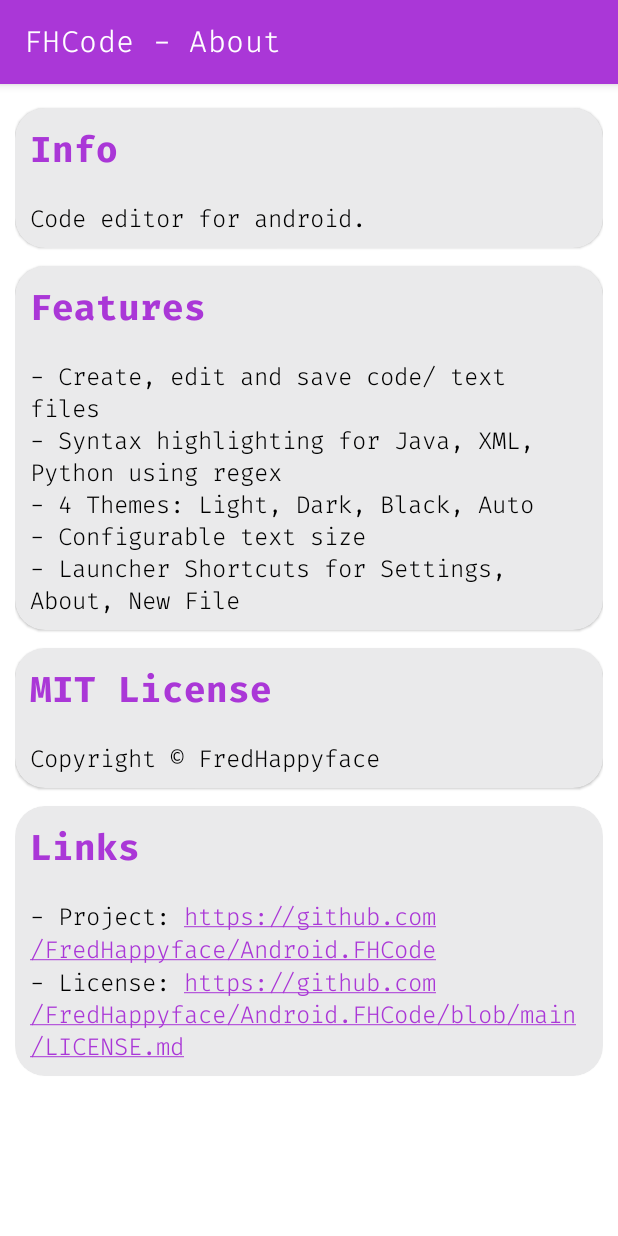
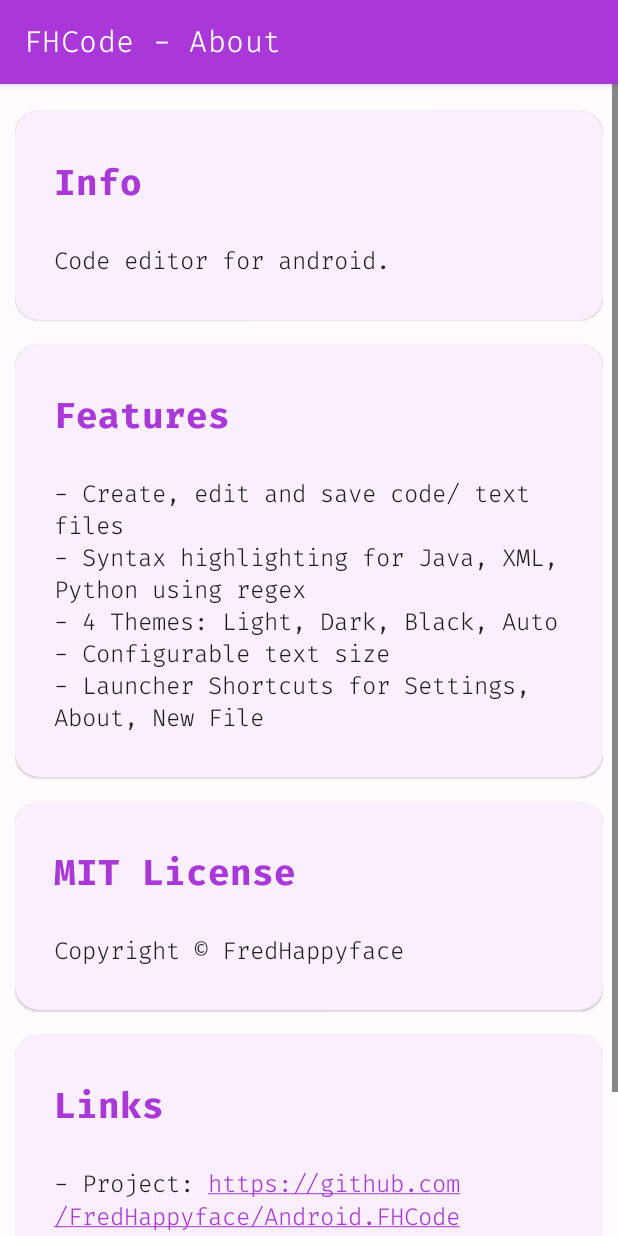
Before and after one commit to FredHappyface/Android.FHCode, an Android app: the ActivityAbout screen opened directly, with no data from a screen before it, on a phone screen of 412 x 824 dp. Run offline under Robolectric (Android 15) with nearby library versions, the light colour scheme and no system bars.

Commit message:
update theming to material design 2.5

```diff
--- a/app/src/main/java/com/fredhappyface/fhcode/ActivitySettings.kt
+++ b/app/src/main/java/com/fredhappyface/fhcode/ActivitySettings.kt
@@ -27,7 +27,7 @@ class ActivitySettings : ActivityThemable() {
 			sharedPreferences.getInt("theme", 3)
 		) as MaterialCardView
 		cardView.strokeWidth = (3 * applicationContext.resources.displayMetrics.density).toInt()
-		cardView.strokeColor = resources.getColor(R.color.magenta, theme)
+		cardView.strokeColor = resources.getColor(R.color.accent, theme)
 		// Text save
 		val textSlider = findViewById<Slider>(R.id.slider)
 		textSlider.addOnChangeListener(Slider.OnChangeListener { _, value, _ ->
--- a/app/src/main/res/layout/activity_about.xml
+++ b/app/src/main/res/layout/activity_about.xml
@@ -1,11 +1,9 @@
 <?xml version="1.0" encoding="utf-8"?>
-<com.google.android.material.circularreveal.coordinatorlayout.CircularRevealCoordinatorLayout xmlns:android="http://schemas.android.com/apk/res/android"
+<androidx.coordinatorlayout.widget.CoordinatorLayout xmlns:android="http://schemas.android.com/apk/res/android"
 	xmlns:tools="http://schemas.android.com/tools"
 	android:layout_width="match_parent"
 	android:layout_height="match_parent"
-	android:fitsSystemWindows="true"
-	android:theme="@style/AppTheme"
-	tools:context=".ActivityAbout">
+	android:theme="@style/AppTheme">
 
 	<ScrollView
 		android:layout_width="match_parent"
@@ -19,7 +17,7 @@
 			<com.google.android.material.card.MaterialCardView style="@style/card">
 
 				<LinearLayout
-					style="@style/widthMatchHeightWrap"
+					style="@style/cardchild"
 					android:orientation="vertical">
 
 					<TextView
@@ -35,7 +33,7 @@
 			<com.google.android.material.card.MaterialCardView style="@style/card">
 
 				<LinearLayout
-					style="@style/widthMatchHeightWrap"
+					style="@style/cardchild"
 					android:orientation="vertical">
 
 					<TextView
@@ -51,7 +49,7 @@
 			<com.google.android.material.card.MaterialCardView style="@style/card">
 
 				<LinearLayout
-					style="@style/widthMatchHeightWrap"
+					style="@style/cardchild"
 					android:orientation="vertical">
 
 					<TextView
@@ -67,7 +65,7 @@
 			<com.google.android.material.card.MaterialCardView style="@style/card">
 
 				<LinearLayout
-					style="@style/widthMatchHeightWrap"
+					style="@style/cardchild"
 					android:orientation="vertical">
 
 					<TextView
@@ -83,4 +81,4 @@
 			</com.google.android.material.card.MaterialCardView>
 		</LinearLayout>
 	</ScrollView>
-</com.google.android.material.circularreveal.coordinatorlayout.CircularRevealCoordinatorLayout>
+</androidx.coordinatorlayout.widget.CoordinatorLayout>
--- a/app/src/main/res/layout/activity_settings.xml
+++ b/app/src/main/res/layout/activity_settings.xml
@@ -16,7 +16,7 @@
 		<com.google.android.material.card.MaterialCardView style="@style/card">
 
 			<LinearLayout
-				style="@style/widthMatchHeightWrap"
+				style="@style/cardchild"
 				android:orientation="vertical">
 
 				<TextView
@@ -98,7 +98,7 @@
 		<com.google.android.material.card.MaterialCardView style="@style/card">
 
 			<LinearLayout
-				style="@style/widthMatchHeightWrap"
+				style="@style/cardchild"
 				android:orientation="vertical">
 
 				<TextView
--- a/app/src/main/res/values/attrs.xml
+++ b/app/src/main/res/values/attrs.xml
@@ -6,7 +6,6 @@
 	<!-- Foreground Colours -->
 	<attr name="foregroundColorPrimary" format="reference"></attr>
 	<attr name="foregroundColorSecondary" format="reference"></attr>
-	<attr name="foregroundColorAccent" format="reference"></attr>
 	<!-- Appbar Colours -->
 	<attr name="appBarColor" format="reference"></attr>
 	<attr name="appBarTextColor" format="reference"></attr>
--- a/app/src/main/res/values/colors.xml
+++ b/app/src/main/res/values/colors.xml
@@ -1,10 +1,18 @@
 <?xml version="1.0" encoding="utf-8"?>
 <resources>
-	<color name="magenta">#ffaa37d7</color>
-	<color name="black">#FF000000</color>
-	<color name="white">#FFFFFFFF</color>
+	<color name="accent">#aa37d7</color>
+	<color name="onAccent">#FFFFFF</color>
+
+	<color name="bg1_light">#fffbff</color>
+	<color name="bg2_light">#faeffc</color>
+	<color name="fg1_light">#1e1b1e</color>
+	<color name="fg2_light">#1e1b1e</color>
+
+	<color name="bg1_dark">#1e1b1e</color>
+	<color name="bg2_dark">#282329</color>
+	<color name="fg1_dark">#e8e0e5</color>
+	<color name="fg2_dark">#e8e0e5</color>
+
+	<color name="black">#000000</color>
 	<color name="transparent">#00000000</color>
-	<color name="darkGrey">#181A1F</color>
-	<color name="grey">#282C34</color>
-	<color name="lightGrey">#EAEAEB</color>
 </resources>
--- a/app/src/main/res/values/dimens.xml
+++ b/app/src/main/res/values/dimens.xml
@@ -1,9 +1,10 @@
 <resources>
 	<dimen name="text_size_heading">24sp</dimen>
 	<dimen name="text_size_body">16sp</dimen>
-	<dimen name="content_margin">10sp</dimen>
-	<dimen name="content_margin_top">6sp</dimen>
-	<dimen name="content_margin_bottom">2sp</dimen>
-	<dimen name="zero">0sp</dimen>
-	<dimen name="corner">20sp</dimen>
+	<dimen name="content_margin">10dp</dimen>
+	<dimen name="card_margin">16dp</dimen>
+	<dimen name="content_margin_top">8dp</dimen>
+	<dimen name="content_margin_bottom">4dp</dimen>
+	<dimen name="zero">0dp</dimen>
+	<dimen name="corner">16dp</dimen>
 </resources>
--- a/app/src/main/res/values/styles.xml
+++ b/app/src/main/res/values/styles.xml
@@ -2,18 +2,18 @@
 	<!-- Base application theme. -->
 	<style name="AppTheme" parent="Theme.MaterialComponents.DayNight.DarkActionBar">
 		<!-- Primary brand color. -->
-		<item name="colorPrimaryVariant">@color/magenta</item>
-		<item name="colorOnPrimary">@color/white</item>
+		<item name="colorPrimaryVariant">@color/accent</item>
+		<item name="colorOnPrimary">@color/onAccent</item>
 		<!-- Status bar color. -->
-		<item name="android:statusBarColor" tools:targetApi="l">?attr/colorPrimaryVariant</item>
+		<item name="android:statusBarColor" >?attr/colorPrimaryVariant</item>
 		<!-- Customize your theme here. -->
-		<item name="navigationBarColor">@color/magenta</item>
-		<item name="appBarColor">@color/magenta</item>
-		<item name="appBarTextColor">@color/white</item>
+		<item name="navigationBarColor">@color/accent</item>
+		<item name="appBarColor">@color/accent</item>
+		<item name="appBarTextColor">@color/onAccent</item>
 		<item name="android:navigationBarColor">?attr/navigationBarColor</item>
 		<item name="colorPrimaryDark">?attr/navigationBarColor</item>
 		<item name="colorPrimary">?attr/appBarColor</item>
-		<item name="colorAccent">?attr/foregroundColorAccent</item>
+		<item name="colorAccent">@color/accent</item>
 		<item name="android:textColorPrimary">?attr/foregroundColorPrimary</item>
 		<item name="android:textColorSecondary">?attr/foregroundColorSecondary</item>
 		<item name="android:textColor">?attr/foregroundColorPrimary</item>
@@ -26,51 +26,56 @@
 		<item name="actionOverflowButtonStyle">@style/OverflowButtonStyle</item>
 	</style>
 
-	<style name="OverflowButtonStyle" parent="Widget.AppCompat.ActionButton.Overflow">
-		<item name="android:tint">@color/white</item>
-	</style>
-
 	<style name="DialogTheme" parent="Theme.MaterialComponents.DayNight.Dialog">
 		<item name="android:textColorPrimary">?attr/foregroundColorPrimary</item>
 		<item name="android:textColorSecondary">?attr/foregroundColorSecondary</item>
 		<item name="android:textColor">?attr/foregroundColorPrimary</item>
 		<item name="android:windowBackground">?attr/backgroundColorSecondary</item>
-		<item name="colorAccent">?attr/foregroundColorAccent</item>
+		<item name="colorAccent">@color/accent</item>
 		<!-- Set the button colour -->
-		<item name="colorPrimary">?attr/foregroundColorAccent</item>
-	</style>
-
-	<style name="AppBarBackground" parent="Widget.MaterialComponents.ActionBar.Solid">
-		<item name="android:background">?attr/appBarColor</item>
-	</style>
-
-	<style name="AppBarText" parent="ThemeOverlay.MaterialComponents.ActionBar.Surface">
-		<item name="android:textColorPrimary">@color/white</item>
+		<item name="colorPrimary">@color/accent</item>
 	</style>
 
 	<style name="LightTheme" parent="AppTheme">
-		<item name="backgroundColorPrimary">@color/white</item>
-		<item name="backgroundColorSecondary">@color/lightGrey</item>
-		<item name="foregroundColorAccent">@color/magenta</item>
-		<item name="foregroundColorPrimary">@color/black</item>
-		<item name="foregroundColorSecondary">@color/grey</item>
+		<item name="backgroundColorPrimary">@color/bg1_light</item>
+		<item name="backgroundColorSecondary">@color/bg2_light</item>
+		<item name="foregroundColorPrimary">@color/fg1_light</item>
+		<item name="foregroundColorSecondary">@color/fg2_light</item>
 	</style>
 
 	<style name="DarkTheme" parent="AppTheme">
-		<item name="backgroundColorPrimary">@color/darkGrey</item>
-		<item name="backgroundColorSecondary">@color/grey</item>
-		<item name="foregroundColorAccent">@color/magenta</item>
-		<item name="foregroundColorPrimary">@color/white</item>
-		<item name="foregroundColorSecondary">@color/lightGrey</item>
+		<item name="backgroundColorPrimary">@color/bg1_dark</item>
+		<item name="backgroundColorSecondary">@color/bg2_dark</item>
+		<item name="foregroundColorPrimary">@color/fg1_dark</item>
+		<item name="foregroundColorSecondary">@color/fg2_dark</item>
 	</style>
 
 	<style name="BlackTheme" parent="AppTheme">
 		<item name="backgroundColorPrimary">@color/black</item>
 		<item name="backgroundColorSecondary">@color/black</item>
-		<item name="foregroundColorAccent">@color/magenta</item>
-		<item name="foregroundColorPrimary">@color/white</item>
-		<item name="foregroundColorSecondary">@color/white</item>
+		<item name="foregroundColorPrimary">@color/fg1_dark</item>
+		<item name="foregroundColorSecondary">@color/fg2_dark</item>
 		<item name="appBarColor">@color/black</item>
+	</style>
+
+	<style name="ShapeAppearance.App.MediumComponent" parent="ShapeAppearance.MaterialComponents.MediumComponent">
+		<item name="cornerSize">@dimen/corner</item>
+	</style>
+
+	<style name="ShapeAppearance.App.SmallComponent" parent="ShapeAppearance.MaterialComponents.SmallComponent">
+		<item name="cornerSize">@dimen/corner</item>
+	</style>
+
+	<style name="OverflowButtonStyle" parent="Widget.AppCompat.ActionButton.Overflow">
+		<item name="android:tint">@color/onAccent</item>
+	</style>
+
+	<style name="AppBarBackground" parent="Widget.MaterialComponents.ActionBar.Solid">
+		<item name="android:background">@color/accent</item>
+	</style>
+
+	<style name="AppBarText" parent="ThemeOverlay.MaterialComponents.ActionBar.Surface">
+		<item name="android:textColorPrimary">@color/onAccent</item>
 	</style>
 
 	<style name="widthMatchHeightWrap">
@@ -79,19 +84,16 @@
 	</style>
 
 	<style name="widget" parent="widthMatchHeightWrap">
-		<item name="android:layout_marginStart">@dimen/content_margin</item>
-		<item name="android:layout_marginEnd">@dimen/content_margin</item>
+		<item name="android:layout_marginHorizontal">@dimen/content_margin</item>
 		<item name="android:layout_marginTop">@dimen/content_margin_top</item>
 		<item name="android:layout_marginBottom">@dimen/content_margin_bottom</item>
-		<item name="android:paddingTop">@dimen/content_margin_top</item>
-		<item name="android:paddingBottom">@dimen/content_margin_top</item>
+		<item name="android:paddingVertical">@dimen/content_margin_top</item>
 	</style>
 
 	<style name="card" parent="Widget.MaterialComponents.CardView">
 		<item name="android:layout_width">match_parent</item>
 		<item name="android:layout_height">wrap_content</item>
-		<item name="android:layout_marginTop">@dimen/content_margin_top</item>
-		<item name="android:layout_marginBottom">@dimen/content_margin_top</item>
+		<item name="android:layout_marginVertical">@dimen/content_margin_top</item>
 		<item name="android:textSize">@dimen/zero</item>
 		<item name="cardCornerRadius">@dimen/corner</item>
 		<item name="cardBackgroundColor">?attr/backgroundColorSecondary</item>
@@ -102,6 +104,11 @@
 		<item name="cardElevation">@dimen/zero</item>
 	</style>
 
+
+	<style name="cardchild" parent="widthMatchHeightWrap">
+		<item name="android:layout_margin">@dimen/card_margin</item>
+	</style>
+
 	<style name="body_text" parent="widget">
 		<item name="android:textColor">?attr/foregroundColorPrimary</item>
 		<item name="android:textSize">@dimen/text_size_body</item>
@@ -109,9 +116,23 @@
 	</style>
 
 	<style name="heading" parent="widget">
+		<item name="android:textColor">@color/accent</item>
+		<item name="android:textSize">@dimen/text_size_heading</item>
 		<item name="android:fontFamily">@font/firacode_bold</item>
-		<item name="android:textColor">?attr/foregroundColorAccent</item>
-		<item name="android:textSize">@dimen/text_size_heading</item>
 		<item name="android:layout_marginBottom">@dimen/zero</item>
 	</style>
+
+	<style name="code_text" parent="body_text">
+		<item name="android:layout_width">match_parent</item>
+		<item name="android:background">@attr/backgroundColorSecondary</item>
+		<item name="android:padding">@dimen/content_margin</item>
+		<item name="android:layout_marginVertical">@dimen/content_margin</item>
+	</style>
+
+	<style name="button" parent="body_text">
+		<item name="android:layout_height">wrap_content</item>
+		<item name="android:layout_width">match_parent</item>
+		<item name="android:layout_marginVertical">@dimen/zero</item>
+		<item name="android:textColor">@color/onAccent</item>
+	</style>
 </resources>
--- a/build.gradle.kts
+++ b/build.gradle.kts
@@ -1,6 +1,6 @@
 // Top-level build file where you can add configuration options common to all sub-projects/modules.
 plugins {
-	id("com.android.application") version "8.1.0" apply false
+	id("com.android.application") version "8.1.1" apply false
 	id("org.jetbrains.kotlin.android") version "1.9.0" apply false
 	id("org.jetbrains.dokka") version "1.6.10"
 	id("org.jlleitschuh.gradle.ktlint") version "10.2.1"
```
Also changed, not shown: app/build.gradle.kts (+5 -4 lines).
